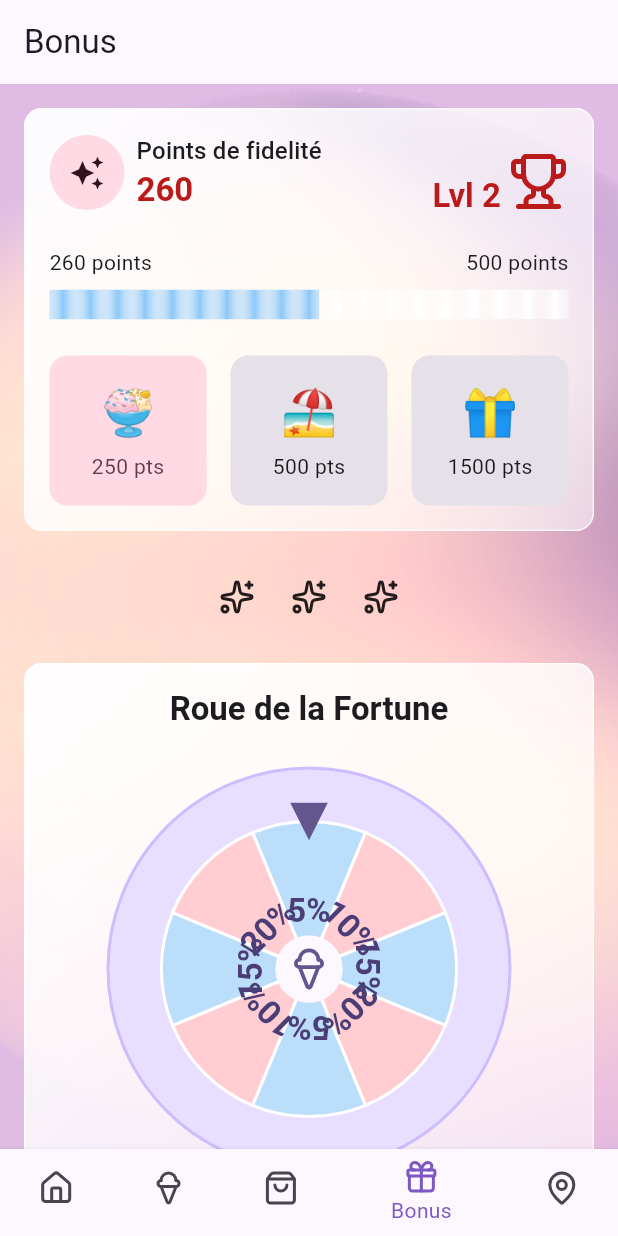
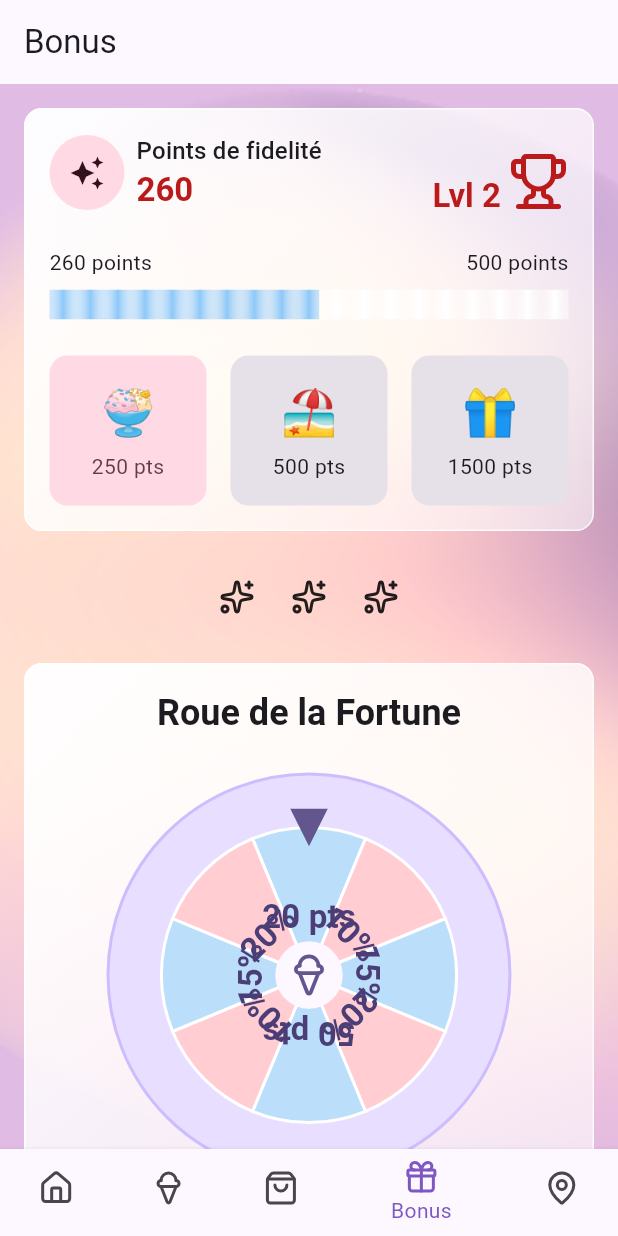
Before and after one commit to em-majowska/aero_glace_app, a Flutter app: the screen it shows after launch, item 4 of the bottom bar chosen, on a phone screen of 412 x 824 dp. Run offline on Flutter 3.47's test engine with Material 3 defaults, Android fonts, the phone set to English and light mode, and no system bars; drawn by our look-alikes of flutter_fortune_wheel, step_progress_indicator; our stand-ins replace flutter_map, flutter_slidable, glassmorphism_ui, gradient_borders, hive_flutter, latlong2 and 1 more; missing offline and left inert: blobs, flutter_map_marker_popup, mesh_gradient; accounts and stored records are empty.

Commit message:
Add fortune wheel game and apply reduction to total price

```diff
--- a/lib/features/bonus/fortune_wheel.dart
+++ b/lib/features/bonus/fortune_wheel.dart
@@ -1,28 +1,23 @@
 import 'dart:async';
 
+import 'package:aero_glace_app/model/cart_model.dart';
+import 'package:aero_glace_app/model/fortune_wheel_model.dart';
 import 'package:flutter/material.dart';
 import 'package:flutter_fortune_wheel/flutter_fortune_wheel.dart';
 import 'package:lucide_icons_flutter/lucide_icons.dart';
+import 'package:provider/provider.dart';
 
-class FortuneWheelElement extends StatefulWidget {
-  const FortuneWheelElement({super.key});
+class FortuneWheelElement extends StatelessWidget {
+  final String result;
+  final StreamController<int> controller;
+  final VoidCallback onSpin;
 
-  @override
-  State<FortuneWheelElement> createState() => _FortuneWheelElementState();
-}
-
-class _FortuneWheelElementState extends State<FortuneWheelElement> {
-  final StreamController<int> controller = StreamController<int>();
-  final discounts = [
-    '5%',
-    '10%',
-    '15%',
-    '20%',
-    '5%',
-    '10%',
-    '15%',
-    '20%',
-  ];
+  FortuneWheelElement({
+    super.key,
+    required this.result,
+    required this.controller,
+    required this.onSpin,
+  });
 
   final segmentColors = [
     Colors.blue.shade100,
@@ -30,20 +25,32 @@ class _FortuneWheelElementState extends State<FortuneWheelElement> {
   ];
 
   @override
-  void dispose() {
-    controller.close();
-    super.dispose();
-  }
+  Widget build(BuildContext context) {
+    final cart = Provider.of<Cart>(context, listen: true);
 
-  @override
-  Widget build(BuildContext context) {
     return Stack(
       children: [
         SizedBox(
           width: 250,
           height: 250,
-          child: FortuneWheel(
+          child: Consumer<FortuneWheelModel>(
+            builder: (context, fortuneWheel, child) {
+              return FortuneWheel(
+                physics: CircularPanPhysics(
+                  duration: const Duration(seconds: 1),
+                  curve: Curves.decelerate,
+                ),
+                hapticImpact: HapticImpact.light,
                 selected: controller.stream,
+                onFling: onSpin,
+                onAnimationEnd: () {
+                  fortuneWheel.disableWheel();
+                  if (fortuneWheel.isOutcomeDiscount(result)) {
+                    cart.setDiscount(
+                      result,
+                    );
+                  }
+                },
                 animateFirst: false,
                 indicators: <FortuneIndicator>[
                   FortuneIndicator(
@@ -56,7 +63,9 @@ class _FortuneWheelElementState extends State<FortuneWheelElement> {
                     ),
                   ),
                 ],
-            items: List.generate(discounts.length, (i) {
+
+                // items
+                items: List.generate(fortuneWheel.discounts.length, (i) {
                   return FortuneItem(
                     style: FortuneItemStyle(
                       borderWidth: 2,
@@ -71,7 +80,7 @@ class _FortuneWheelElementState extends State<FortuneWheelElement> {
                           child: RotatedBox(
                             quarterTurns: 5,
                             child: Text(
-                          discounts[i],
+                              fortuneWheel.discounts[i],
                               style: Theme.of(context).textTheme.labelLarge
                                   ?.copyWith(
                                     color: Theme.of(
@@ -87,6 +96,8 @@ class _FortuneWheelElementState extends State<FortuneWheelElement> {
                     ),
                   );
                 }),
+              );
+            },
           ),
         ),
         Center(
--- a/lib/features/bonus/fortune_wheel_box.dart
+++ b/lib/features/bonus/fortune_wheel_box.dart
@@ -1,28 +1,61 @@
 import 'dart:async';
+import 'dart:math';
+
 import 'package:aero_glace_app/features/bonus/fortune_wheel.dart';
+import 'package:aero_glace_app/features/bonus/prize.dart';
+import 'package:aero_glace_app/model/fortune_wheel_model.dart';
 import 'package:aero_glace_app/widgets/glossy_box.dart';
 import 'package:flutter/material.dart';
+import 'package:provider/provider.dart';
 
-StreamController<int> controller = StreamController<int>();
+class FortuneWheelBox extends StatefulWidget {
+  const FortuneWheelBox({super.key});
 
-class FortuneWheelBox extends StatelessWidget {
-  const FortuneWheelBox({super.key});
+  @override
+  State<FortuneWheelBox> createState() => _FortuneWheelBoxState();
+}
+
+class _FortuneWheelBoxState extends State<FortuneWheelBox> {
+  final StreamController<int> controller = StreamController<int>();
+
+  @override
+  void dispose() {
+    controller.close();
+    super.dispose();
+  }
 
   @override
   Widget build(BuildContext context) {
     return GlossyBox(
       child: Padding(
         padding: const EdgeInsets.all(16.0),
-        child: Column(
+        child: Consumer<FortuneWheelModel>(
+          builder: (context, fortuneWheel, child) {
+            final isActive = fortuneWheel.isWheelActive;
+            final result = fortuneWheel.discounts[fortuneWheel.outcome];
+
+            void spinTheWheel() {
+              if (!isActive) return;
+              final random = Random().nextInt(fortuneWheel.discounts.length);
+              fortuneWheel.outcome = random;
+              // _wheelController.add(_outcome);
+              controller.add(fortuneWheel.outcome);
+              fortuneWheel.updateState();
+            }
+
+            return Column(
               crossAxisAlignment: CrossAxisAlignment.stretch,
               spacing: 24,
               children: [
                 Center(
                   child: Text(
                     'Roue de la Fortune',
-                style: Theme.of(
+                    style:
+                        Theme.of(
                           context,
-                ).textTheme.titleLarge?.copyWith(fontWeight: FontWeight.bold),
+                        ).textTheme.headlineSmall?.copyWith(
+                          fontWeight: FontWeight.bold,
+                        ),
                   ),
                 ),
                 Center(
@@ -38,8 +71,19 @@ class FortuneWheelBox extends StatelessWidget {
                       ),
                       shape: BoxShape.circle,
                     ),
-                child: const FortuneWheelElement(),
+
+                    // Fortune Wheel
+                    child: FortuneWheelElement(
+                      controller: controller,
+                      onSpin: spinTheWheel,
+                      result: result,
                     ),
+                  ),
+                ),
+                if (!isActive)
+                  Prize(
+                    result: result,
+                    isDiscount: fortuneWheel.isOutcomeDiscount,
                   ),
                 Center(
                   child: FilledButton(
@@ -47,19 +91,33 @@ class FortuneWheelBox extends StatelessWidget {
                       shape: RoundedRectangleBorder(
                         borderRadius: BorderRadius.circular(12),
                       ),
-                  backgroundColor: Theme.of(context).colorScheme.primary,
+                      disabledBackgroundColor: (isActive)
+                          ? Theme.of(context).colorScheme.primary
+                          : Colors.transparent,
                     ),
-                onPressed: () {},
-                child: Text(
+                    onPressed: (isActive) ? spinTheWheel : null,
+                    child: () {
+                      return (isActive)
+                          ? Text(
                               'Tourner la roue !',
                               style: TextStyle(
                                 fontSize: 16,
                                 color: Theme.of(context).colorScheme.onPrimary,
                               ),
+                            )
+                          : Text(
+                              'Tentez votre chance demain !',
+                              style: TextStyle(
+                                fontSize: 16,
+                                color: Theme.of(context).colorScheme.secondary,
                               ),
+                            );
+                    }(),
                   ),
                 ),
               ],
+            );
+          },
         ),
       ),
     );
--- /dev/null
+++ b/lib/model/fortune_wheel_model.dart
@@ -0,0 +1,58 @@
+// import 'dart:async';
+import 'package:aero_glace_app/model/fortune_state.dart';
+import 'package:flutter/material.dart';
+import 'package:hive_flutter/hive_flutter.dart';
+
+class FortuneWheelModel extends ChangeNotifier {
+  late final Box _wheelBox;
+  int _outcome = 0;
+  bool _isWheelActive = true;
+
+  final List<String> _discounts = [
+    '20 pts',
+    '10%',
+    '15%',
+    '20%',
+    '50 pts',
+    '10%',
+    '15%',
+    '20%',
+  ];
+
+  FortuneWheelModel() {
+    _wheelBox = Hive.box('fortuneBox');
+    _loadState();
+  }
+
+  void _loadState() {
+    final state = _wheelBox.get('state');
+    if (state != null) {
+      _outcome = state['outcome'] ?? _outcome;
+      _isWheelActive = state['isWheelActive'] ?? _isWheelActive;
+    }
+  }
+
+  void updateState() {
+    _wheelBox.put('state', {
+      'outcome': _outcome,
+      'isWheelActive': _isWheelActive,
+    });
+
+    notifyListeners();
+  }
+
+  List<String> get discounts => _discounts;
+  int get outcome => _outcome;
+  set outcome(int randomValue) => _outcome;
+  bool get isWheelActive => _isWheelActive;
+
+  void disableWheel() {
+    _isWheelActive = false;
+    updateState();
+  }
+
+  bool isOutcomeDiscount(String result) {
+    final n = result.substring(result.length - 1);
+    return (n == '%') ? true : false;
+  }
+}
--- a/lib/pages/home_page.dart
+++ b/lib/pages/home_page.dart
@@ -1,4 +1,5 @@
 import 'package:aero_glace_app/model/cart_model.dart';
+import 'package:aero_glace_app/model/fortune_wheel_model.dart';
 import 'package:aero_glace_app/pages/accueil_page.dart';
 import 'package:aero_glace_app/pages/bonus_page.dart';
 import 'package:aero_glace_app/pages/carte_page.dart';
@@ -36,8 +37,11 @@ class _HomePageState extends State<HomePage> {
 
   @override
   Widget build(BuildContext context) {
-    return ChangeNotifierProvider(
-      create: (context) => Cart(),
+    return MultiProvider(
+      providers: [
+        ChangeNotifierProvider(create: (context) => Cart()),
+        ChangeNotifierProvider(create: (context) => FortuneWheelModel()),
+      ],
       child: Scaffold(
         body: _pages[_selectedIndex],
         bottomNavigationBar: BottomNavigationBar(
```
Also changed, not shown: lib/features/bonus/prize.dart (added, +48 -0 lines), lib/model/cart_model.dart (+21 -6 lines). Lines whose indentation alone changed are shown as unchanged.
